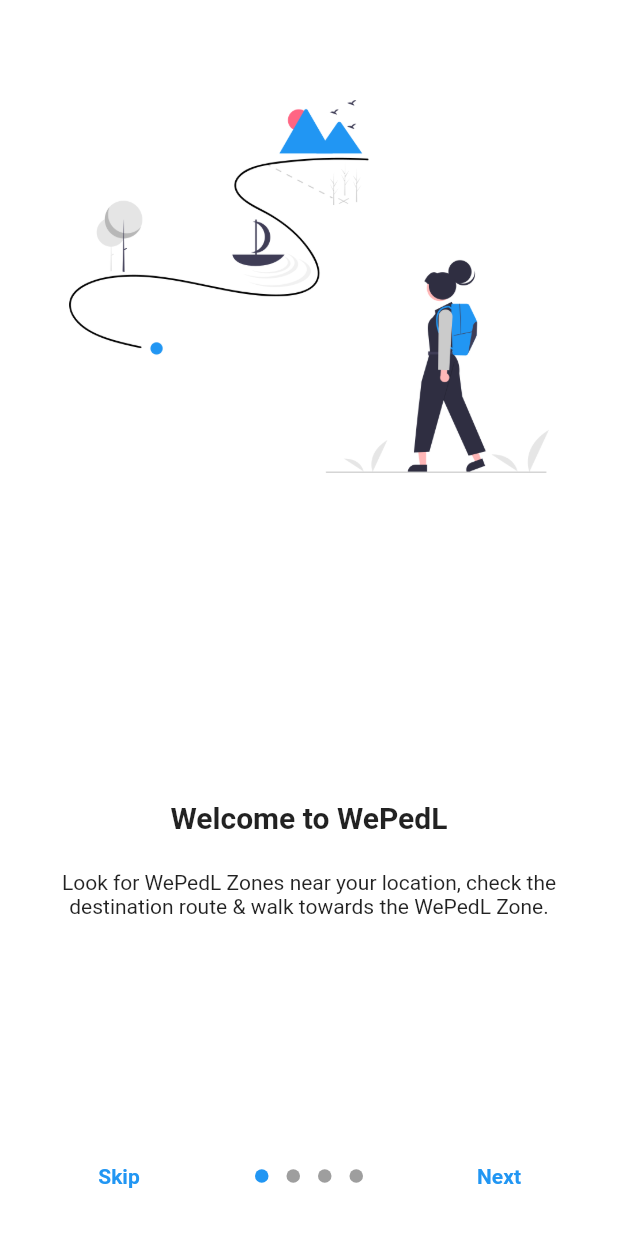
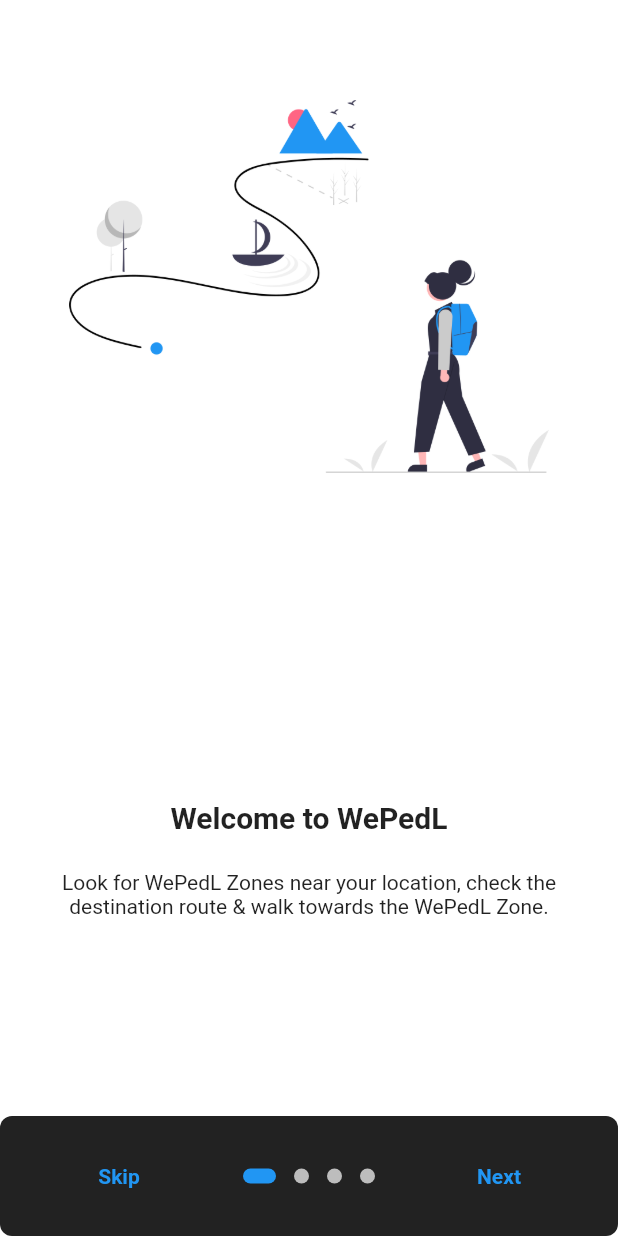
Before and after one commit to Mayuresh-G-Mhatre/public-bicycle-sharing-2, a Flutter app: the screen it shows after launch, after a tap on "Enable Location", on a phone screen of 412 x 824 dp. Run offline on Flutter 3.47's test engine with Material 2 defaults, Android fonts, the phone set to English and light mode, and no system bars; drawn by our look-alikes of introduction_screen; our stand-ins replace accordion, animated_text_kit, fluttertoast, lottie, otp_text_field, salomon_bottom_bar and 3 more.

Commit message:
repositioned enable location button on get started screen, restyled onboarding screen

```diff
--- a/lib/screens/intro/get_started.dart
+++ b/lib/screens/intro/get_started.dart
@@ -51,15 +51,15 @@ class _GetStartedScreenState extends State<GetStartedScreen> {
               // ),
             ),
           ),
-          const SizedBox(height: 30),
+          SizedBox(height: height * 0.08),
           Center(
             child: ElevatedButton(
               onPressed: () {
                 Navigator.of(context).push(
-                          MaterialPageRoute(
-                            builder: (context) => OnBoardingScreen(),
-                          ),
-                        );
+                  MaterialPageRoute(
+                    builder: (context) => const OnBoardingScreen(),
+                  ),
+                );
               },
               child: const Text('Enable Location'),
             ),
--- a/lib/screens/intro/onboarding.dart
+++ b/lib/screens/intro/onboarding.dart
@@ -87,6 +87,21 @@ class _OnBoardingScreenState extends State<OnBoardingScreen> {
             fontWeight: FontWeight.bold,
           ),
         ),
+        curve: Curves.fastLinearToSlowEaseIn,
+        dotsDecorator: const DotsDecorator(
+          size: Size(10.0, 10.0),
+          color: Color(0xFFBDBDBD),
+          activeSize: Size(22.0, 10.0),
+          activeShape: RoundedRectangleBorder(
+            borderRadius: BorderRadius.all(Radius.circular(25.0)),
+          ),
+        ),
+        dotsContainerDecorator: const ShapeDecoration(
+          color: Colors.black87,
+          shape: RoundedRectangleBorder(
+            borderRadius: BorderRadius.all(Radius.circular(8.0)),
+          ),
+        ),
         showNextButton: true,
         showSkipButton: true,
         onDone: () {
```
